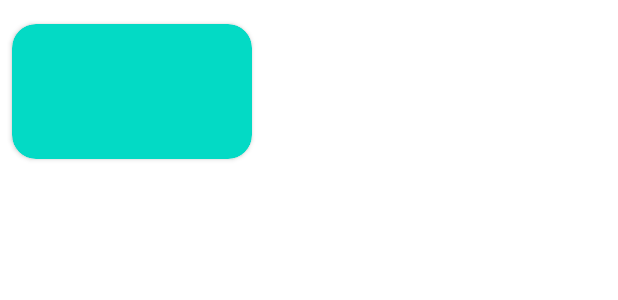
After one commit to sergiolpzgmz/running-pace-calculator-android, an Android app: the layout item_split.xml on its own in the app's theme, with its tools: preview values and no code run, on a phone screen of 412 x 824 dp. The commit adds this screen. Shown: the top 300 px of the screen. Run offline under Robolectric (Android 15) with nearby library versions, the phone set to English and light mode, and no system bars.

Commit message:
Starting to create recycler view

```diff
--- a/app/src/main/java/com/sergiolopez/runningpacecalculator/view/PaceCalculatorActivity.kt
+++ b/app/src/main/java/com/sergiolopez/runningpacecalculator/view/PaceCalculatorActivity.kt
@@ -3,6 +3,7 @@ package com.sergiolopez.runningpacecalculator.view
 import android.content.Intent
 import androidx.appcompat.app.AppCompatActivity
 import android.os.Bundle
+import android.util.Log
 import android.widget.Button
 import android.widget.EditText
 import android.widget.TextView
@@ -103,11 +104,13 @@ class PaceCalculatorActivity : AppCompatActivity() {
         if (etHours.text.toString() != "") dataViewModel.setHours(
             etHours.text.toString().toFloat()
         )
+        else dataViewModel.setMinutes(0f)
 
         if (etMinutes.text.toString() != "") dataViewModel.setMinutes(
             etMinutes.text.toString().toFloat()
         )
         else dataViewModel.setMinutes(0f)
+
         if (etSeconds.text.toString() != "") dataViewModel.setSeconds(
             etSeconds.text.toString().toFloat()
         )
--- /dev/null
+++ b/app/src/main/res/layout/item_split.xml
@@ -0,0 +1,26 @@
+<?xml version="1.0" encoding="utf-8"?>
+<androidx.cardview.widget.CardView xmlns:android="http://schemas.android.com/apk/res/android"
+    xmlns:app="http://schemas.android.com/apk/res-auto"
+    android:layout_width="160dp"
+    android:layout_height="90dp"
+    app:cardBackgroundColor="@color/teal_200"
+    android:layout_marginHorizontal="8dp"
+    android:layout_marginVertical="16dp"
+    app:cardCornerRadius="16dp">
+
+    <LinearLayout
+        android:layout_width="match_parent"
+        android:layout_height="match_parent"
+        android:gravity="center_vertical"
+        android:layout_margin="8dp"
+        android:orientation="vertical">
+        <TextView
+            android:id="@+id/tvName"
+            android:layout_width="wrap_content"
+            android:layout_height="wrap_content"
+            android:textColor="@color/white"
+            android:textSize="19sp"
+            android:textStyle="bold"/>
+    </LinearLayout>
+
+</androidx.cardview.widget.CardView>
```
Also changed, not shown: app/src/main/java/com/sergiolopez/runningpacecalculator/model/RunPaceModel.kt (+4 -3 lines), app/src/main/java/com/sergiolopez/runningpacecalculator/view/SplitsViewActivity.kt (+26 -2 lines), app/src/main/java/com/sergiolopez/runningpacecalculator/view/adapter/SplitsAdapter.kt (added, +21 -0 lines), app/src/main/java/com/sergiolopez/runningpacecalculator/view/adapter/SplitsViewHolder.kt (added, +15 -0 lines), app/src/main/java/com/sergiolopez/runningpacecalculator/viewModel/DataViewModel.kt (+5 -8 lines), app/src/main/res/layout/activity_splits_view.xml (+18 -4 lines).
